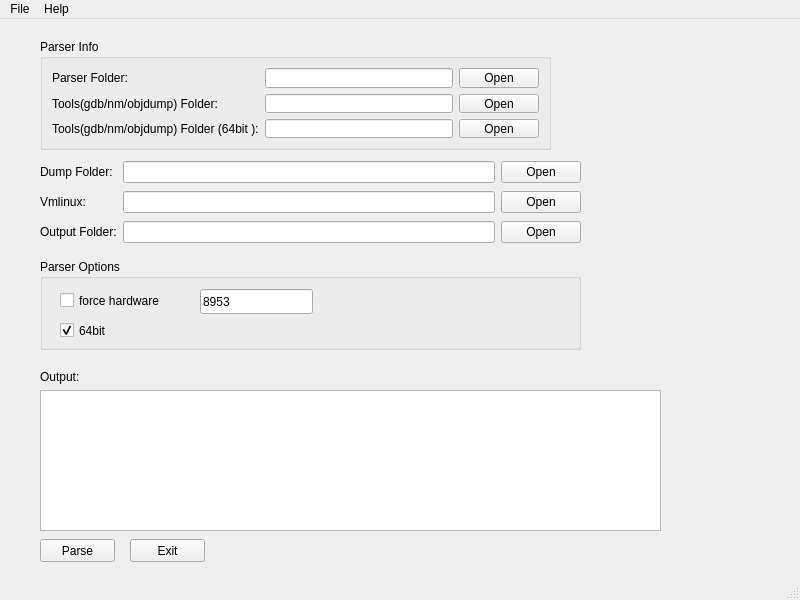
The window that qparser.ui (bdunix/qparser) describes before a commit, drawn with Qt 5.
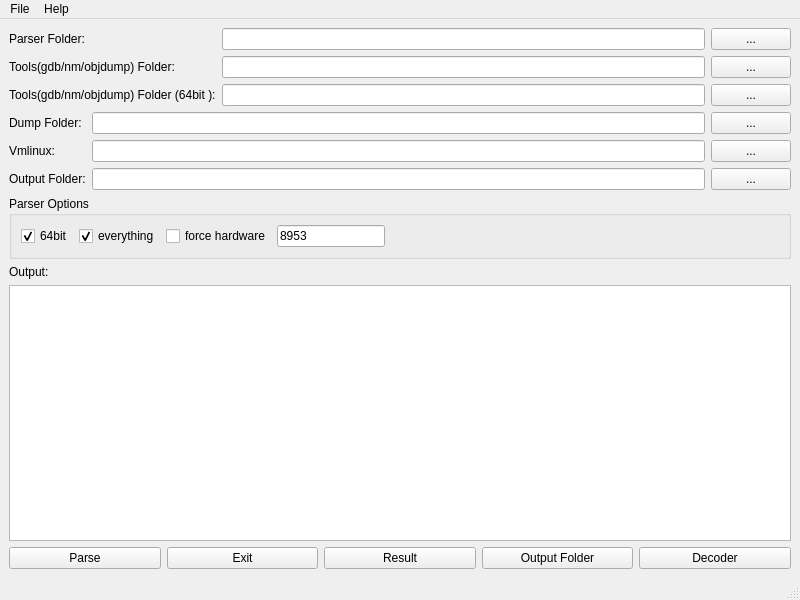
The same window after the commit.

```diff
--- a/qparser.ui
+++ b/qparser.ui
@@ -14,83 +14,10 @@
    <string>QParser</string>
   </property>
   <widget class="QWidget" name="centralwidget">
-   <widget class="QWidget" name="layoutWidget">
-    <property name="geometry">
-     <rect>
-      <x>40</x>
-      <y>140</y>
-      <width>541</width>
-      <height>89</height>
-     </rect>
-    </property>
+   <layout class="QVBoxLayout" name="verticalLayout_2">
+    <item>
     <layout class="QGridLayout" name="gridLayout">
      <item row="0" column="0">
-      <widget class="QLabel" name="label">
-       <property name="text">
-        <string>Dump Folder:</string>
-       </property>
-      </widget>
-     </item>
-     <item row="0" column="1">
-      <widget class="QLineEdit" name="dumpfolderLineEdit"/>
-     </item>
-     <item row="0" column="2">
-      <widget class="QPushButton" name="dumpfolderPushButton">
-       <property name="text">
-        <string>Open</string>
-       </property>
-      </widget>
-     </item>
-     <item row="1" column="0">
-      <widget class="QLabel" name="label_2">
-       <property name="text">
-        <string>Vmlinux:</string>
-       </property>
-      </widget>
-     </item>
-     <item row="1" column="2">
-      <widget class="QPushButton" name="vmlinuxPushButton">
-       <property name="text">
-        <string>Open</string>
-       </property>
-      </widget>
-     </item>
-     <item row="2" column="0">
-      <widget class="QLabel" name="label_3">
-       <property name="text">
-        <string>Output Folder:</string>
-       </property>
-      </widget>
-     </item>
-     <item row="2" column="1">
-      <widget class="QLineEdit" name="outputfolderLineEdit"/>
-     </item>
-     <item row="2" column="2">
-      <widget class="QPushButton" name="outputfolderPushButton">
-       <property name="text">
-        <string>Open</string>
-       </property>
-      </widget>
-     </item>
-     <item row="1" column="1">
-      <widget class="QLineEdit" name="vmlinuxLineEdit"/>
-     </item>
-    </layout>
-   </widget>
-   <widget class="QGroupBox" name="groupBox">
-    <property name="geometry">
-     <rect>
-      <x>40</x>
-      <y>20</y>
-      <width>511</width>
-      <height>111</height>
-     </rect>
-    </property>
-    <property name="title">
-     <string>Parser Info</string>
-    </property>
-    <layout class="QGridLayout" name="gridLayout_2">
-     <item row="0" column="0">
       <widget class="QLabel" name="label_4">
        <property name="text">
         <string>Parser Folder:</string>
@@ -103,7 +30,7 @@
      <item row="0" column="2">
       <widget class="QPushButton" name="parserfolderPushButton">
        <property name="text">
-        <string>Open</string>
+         <string>...</string>
        </property>
       </widget>
      </item>
@@ -120,7 +47,7 @@
      <item row="1" column="2">
       <widget class="QPushButton" name="toolsfolderPushButton">
        <property name="text">
-        <string>Open</string>
+         <string>...</string>
        </property>
       </widget>
      </item>
@@ -137,107 +64,95 @@
      <item row="2" column="2">
       <widget class="QPushButton" name="toolsfolder64PushButton">
        <property name="text">
-        <string>Open</string>
+         <string>...</string>
        </property>
       </widget>
      </item>
     </layout>
-   </widget>
-   <widget class="QPushButton" name="parsePushButton">
-    <property name="geometry">
-     <rect>
-      <x>40</x>
-      <y>520</y>
-      <width>75</width>
-      <height>23</height>
-     </rect>
-    </property>
+    </item>
+    <item>
+     <layout class="QGridLayout" name="gridLayout_2">
+      <item row="0" column="0">
+       <widget class="QLabel" name="label">
     <property name="text">
-     <string>Parse</string>
-    </property>
-   </widget>
-   <widget class="QPushButton" name="exitPushButton">
-    <property name="geometry">
-     <rect>
-      <x>130</x>
-      <y>520</y>
-      <width>75</width>
-      <height>23</height>
-     </rect>
-    </property>
+         <string>Dump Folder:</string>
+        </property>
+       </widget>
+      </item>
+      <item row="0" column="1">
+       <widget class="QLineEdit" name="dumpfolderLineEdit"/>
+      </item>
+      <item row="0" column="2">
+       <widget class="QPushButton" name="dumpfolderPushButton">
+        <property name="text">
+         <string>...</string>
+        </property>
+       </widget>
+      </item>
+      <item row="1" column="0">
+       <widget class="QLabel" name="label_2">
     <property name="text">
-     <string>Exit</string>
-    </property>
-   </widget>
-   <widget class="QWidget" name="layoutWidget">
-    <property name="geometry">
-     <rect>
-      <x>40</x>
-      <y>351</y>
-      <width>621</width>
-      <height>161</height>
-     </rect>
-    </property>
-    <layout class="QVBoxLayout" name="verticalLayout">
-     <item>
-      <widget class="QLabel" name="label_6">
+         <string>Vmlinux:</string>
+        </property>
+       </widget>
+      </item>
+      <item row="1" column="1">
+       <widget class="QLineEdit" name="vmlinuxLineEdit"/>
+      </item>
+      <item row="1" column="2">
+       <widget class="QPushButton" name="vmlinuxPushButton">
+        <property name="text">
+         <string>...</string>
+        </property>
+       </widget>
+      </item>
+      <item row="2" column="0">
+       <widget class="QLabel" name="label_3">
        <property name="text">
-        <string>Output:</string>
+         <string>Output Folder:</string>
        </property>
       </widget>
      </item>
-     <item>
-      <widget class="QTextBrowser" name="outputTextBrowser"/>
-     </item>
-    </layout>
-   </widget>
+      <item row="2" column="1">
+       <widget class="QLineEdit" name="outputfolderLineEdit"/>
+      </item>
+      <item row="2" column="2">
+       <widget class="QPushButton" name="outputfolderPushButton">
+        <property name="text">
+         <string>...</string>
+        </property>
+       </widget>
+      </item>
+     </layout>
+    </item>
+    <item>
    <widget class="QGroupBox" name="groupBox_2">
-    <property name="geometry">
-     <rect>
-      <x>40</x>
-      <y>240</y>
-      <width>541</width>
-      <height>91</height>
-     </rect>
-    </property>
     <property name="title">
      <string>Parser Options</string>
     </property>
-    <widget class="QLineEdit" name="hwidLineEdit">
-     <property name="geometry">
-      <rect>
-       <x>160</x>
-       <y>30</y>
-       <width>113</width>
-       <height>25</height>
-      </rect>
-     </property>
-     <property name="text">
-      <string>8953</string>
-     </property>
-    </widget>
+      <layout class="QGridLayout" name="gridLayout_3">
+       <item row="0" column="2">
     <widget class="QCheckBox" name="forcehwCheckBox">
-     <property name="geometry">
-      <rect>
-       <x>20</x>
-       <y>30</y>
-       <width>131</width>
-       <height>23</height>
-      </rect>
-     </property>
      <property name="text">
       <string>force hardware</string>
      </property>
     </widget>
+       </item>
+       <item row="0" column="4">
+        <widget class="QLineEdit" name="hwidLineEdit">
+         <property name="sizePolicy">
+          <sizepolicy hsizetype="Preferred" vsizetype="Fixed">
+           <horstretch>0</horstretch>
+           <verstretch>0</verstretch>
+          </sizepolicy>
+         </property>
+         <property name="text">
+          <string>8953</string>
+         </property>
+        </widget>
+       </item>
+       <item row="0" column="0">
     <widget class="QCheckBox" name="aarch64CheckBox">
-     <property name="geometry">
-      <rect>
-       <x>20</x>
-       <y>60</y>
-       <width>92</width>
-       <height>23</height>
-      </rect>
-     </property>
      <property name="text">
       <string>64bit</string>
      </property>
@@ -245,7 +160,87 @@
       <bool>true</bool>
      </property>
     </widget>
-   </widget>
+       </item>
+       <item row="0" column="1">
+        <widget class="QCheckBox" name="everythingCheckBox">
+         <property name="text">
+          <string>everything</string>
+         </property>
+         <property name="checked">
+          <bool>true</bool>
+         </property>
+        </widget>
+       </item>
+       <item row="0" column="5">
+        <spacer name="horizontalSpacer">
+         <property name="orientation">
+          <enum>Qt::Horizontal</enum>
+         </property>
+         <property name="sizeHint" stdset="0">
+          <size>
+           <width>40</width>
+           <height>20</height>
+          </size>
+         </property>
+        </spacer>
+       </item>
+      </layout>
+     </widget>
+    </item>
+    <item>
+     <layout class="QVBoxLayout" name="verticalLayout">
+      <item>
+       <widget class="QLabel" name="label_6">
+        <property name="text">
+         <string>Output:</string>
+        </property>
+       </widget>
+      </item>
+      <item>
+       <widget class="QTextBrowser" name="outputTextBrowser"/>
+      </item>
+     </layout>
+    </item>
+    <item>
+     <layout class="QHBoxLayout" name="horizontalLayout">
+      <item>
+       <widget class="QPushButton" name="parsePushButton">
+        <property name="text">
+         <string>Parse</string>
+        </property>
+       </widget>
+      </item>
+      <item>
+       <widget class="QPushButton" name="exitPushButton">
+        <property name="text">
+         <string>Exit</string>
+        </property>
+       </widget>
+      </item>
+      <item>
+       <widget class="QPushButton" name="resultPushButton">
+        <property name="text">
+         <string>Result</string>
+        </property>
+       </widget>
+      </item>
+      <item>
+       <widget class="QPushButton" name="browseoutPushButton">
+        <property name="text">
+         <string>Output Folder</string>
+        </property>
+       </widget>
+      </item>
+      <item>
+       <widget class="QPushButton" name="decoderPushButton">
+        <property name="text">
+         <string>Decoder</string>
+        </property>
+       </widget>
+      </item>
+     </layout>
+    </item>
+   </layout>
   </widget>
   <widget class="QStatusBar" name="statusbar"/>
   <widget class="QMenuBar" name="menubar">
```
Lines whose indentation alone changed are shown as unchanged.
